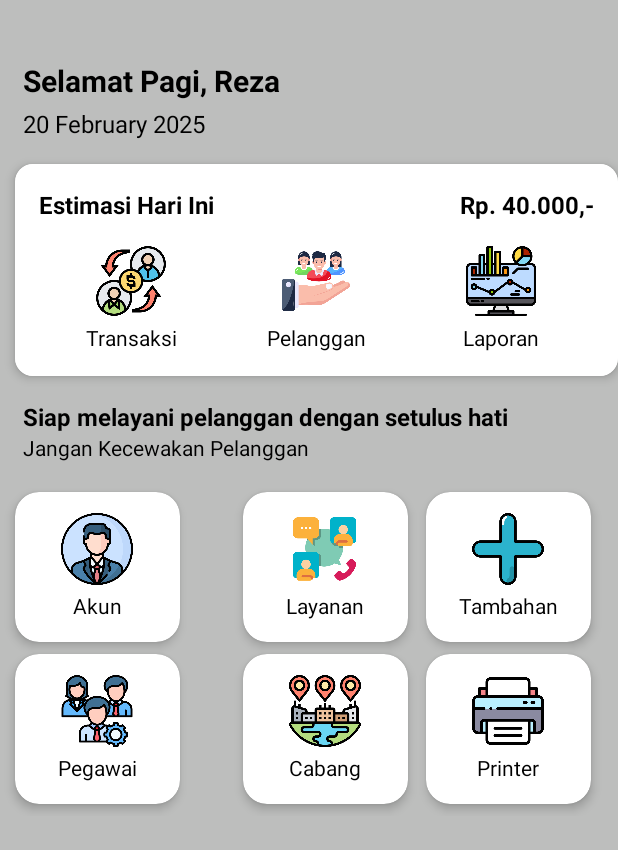
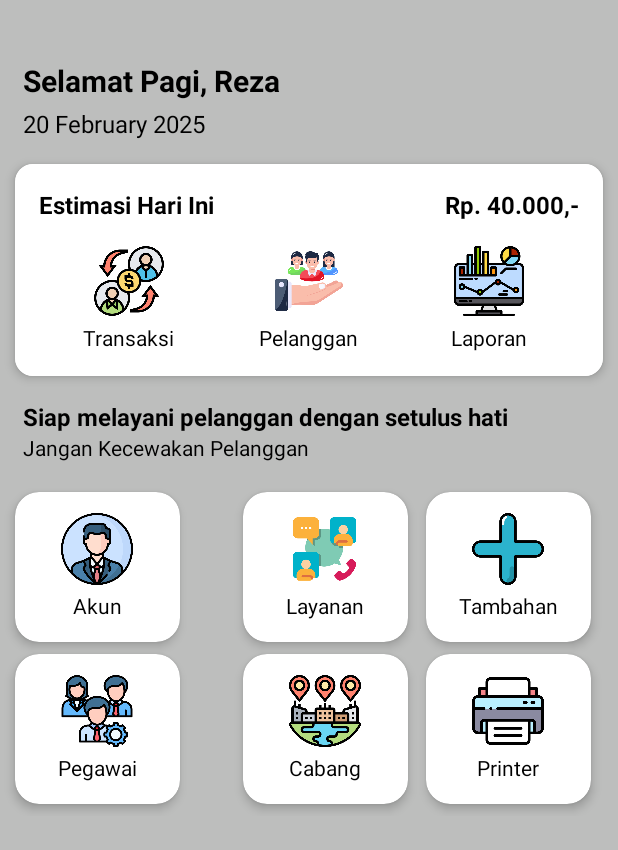
Before and after one commit to ezaa-hub19/Laundry, an Android app: the screen it shows after launch (MainActivity), on a phone screen of 412 x 824 dp. Shown: the top 850 px of the screen. Run offline under Robolectric (Android 15) with nearby library versions, the phone set to English and light mode, and no system bars.

Commit message:
LaundryEzaa

```diff
--- a/app/build.gradle.kts
+++ b/app/build.gradle.kts
@@ -1,6 +1,7 @@
 plugins {
     alias(libs.plugins.android.application)
     alias(libs.plugins.kotlin.android)
+    alias(libs.plugins.google.gms.google.services)
 }
 
 android {
@@ -43,6 +44,7 @@ dependencies {
     implementation(libs.androidx.activity)
     implementation(libs.androidx.constraintlayout)
     implementation(libs.firebase.database.ktx)
+    implementation(libs.firebase.database)
     testImplementation(libs.junit)
     androidTestImplementation(libs.androidx.junit)
     androidTestImplementation(libs.androidx.espresso.core)
--- a/app/src/main/AndroidManifest.xml
+++ b/app/src/main/AndroidManifest.xml
@@ -18,13 +18,13 @@
             android:name="com.ezaa.laundry.pegawai.TambahPegawaiActivity"
             android:exported="false"/>
         <activity
-            android:name=".pegawai.DataPegawaiActivity"
+            android:name="com.ezaa.laundry.pegawai.DataPegawaiActivity"
             android:exported="false"/>
         <activity
-            android:name=".pelanggan.TambahanPelangganActivity"
+            android:name="com.ezaa.laundry.pelanggan.TambahanPelangganActivity"
             android:exported="false"/>
         <activity
-            android:name=".pelanggan.DataPelangganActivity"
+            android:name="com.ezaa.laundry.pelanggan.DataPelangganActivity"
             android:exported="false"/>
         <activity
             android:name="com.ezaa.laundry.MainActivity"
--- a/app/src/main/java/com/ezaa/laundry/MainActivity.kt
+++ b/app/src/main/java/com/ezaa/laundry/MainActivity.kt
@@ -1,8 +1,8 @@
 package com.ezaa.laundry
 
-import android.annotation.SuppressLint
 import android.content.Intent
 import android.os.Bundle
+import android.view.View
 import android.widget.ImageView
 import android.widget.LinearLayout
 import android.widget.TextView
@@ -11,56 +11,69 @@ import androidx.appcompat.app.AppCompatActivity
 import androidx.cardview.widget.CardView
 import androidx.core.view.ViewCompat
 import androidx.core.view.WindowInsetsCompat
+import com.ezaa.laundry.R
 import com.ezaa.laundry.pegawai.DataPegawaiActivity
 import com.ezaa.laundry.pelanggan.DataPelangganActivity
+import java.text.SimpleDateFormat
 import java.time.LocalDate
 import java.time.LocalTime
 import java.time.format.DateTimeFormatter
+import java.util.Calendar
+import java.util.Locale
 
 class MainActivity : AppCompatActivity() {
+    lateinit var Pelanggan: ImageView
+    lateinit var Pegawai: CardView
+
+
     override fun onCreate(savedInstanceState: Bundle?) {
         super.onCreate(savedInstanceState)
         enableEdgeToEdge()
         setContentView(R.layout.activity_main)
-
+        init()
+        tekan()
         ViewCompat.setOnApplyWindowInsetsListener(findViewById(R.id.main)) { v, insets ->
             val systemBars = insets.getInsets(WindowInsetsCompat.Type.systemBars())
             v.setPadding(systemBars.left, systemBars.top, systemBars.right, systemBars.bottom)
             insets
         }
+    }
 
-        val tvDate = findViewById<TextView>(R.id.date_text)
-        tvDate.text = getCurrentDate()
+    fun init() {
+        Pelanggan = findViewById(R.id.Pelanggan)
+        Pegawai = findViewById(R.id.Pegawai)
 
-        val tvGreeting = findViewById<TextView>(R.id.greeting_text)
-        tvGreeting.text = getGreetingMessage()
+    }
 
-        val pelangganMenu = findViewById<ImageView>(R.id.Pelanggan)
-        pelangganMenu.setOnClickListener {
+    fun tekan() {
+        Pelanggan.setOnClickListener {
             val intent = Intent(this, DataPelangganActivity::class.java)
             startActivity(intent)
         }
 
-        val pegawaiMenu = findViewById<CardView>(R.id.Pegawai)
-        pegawaiMenu.setOnClickListener {
+        Pegawai.setOnClickListener {
             val intent = Intent(this, DataPegawaiActivity::class.java)
             startActivity(intent)
         }
-    }
 
-    private fun getGreetingMessage(): String {
-        val currentTime = LocalTime.now()
-        return when {
-            currentTime.hour in 5..10 -> "Selamat Pagi, Reza"
-            currentTime.hour in 11..14 -> "Selamat Siang, Reza"
-            currentTime.hour in 15..18 -> "Selamat Sore, Reza"
+        // Referensi TextView
+        val helloTextView = findViewById<View>(R.id.greeting_text) as TextView
+        val dateTextView = findViewById<View>(R.id.date_text) as TextView
+
+        // Mengatur tanggal hari ini
+        val calendar = Calendar.getInstance()
+        val dateFormat = SimpleDateFormat("dd MMMM yyyy", Locale.getDefault())
+        val currentDate = dateFormat.format(calendar.time)
+        dateTextView.text = currentDate
+
+        // Mengatur pesan berdasarkan waktu
+        val hour = calendar.get(Calendar.HOUR_OF_DAY)
+        val greeting = when {
+            hour in 5..11 -> "Selamat Pagi, Reza"
+            hour in 12..14 -> "Selamat Siang, Reza"
+            hour in 15..17 -> "Selamat Sore, Reza"
             else -> "Selamat Malam, Reza"
         }
-    }
-
-    private fun getCurrentDate(): String {
-        val currentDate = LocalDate.now()
-        val formatter = DateTimeFormatter.ofPattern("dd MMMM yyyy")
-        return currentDate.format(formatter)
+        helloTextView.text = greeting
     }
 }
--- a/app/src/main/res/layout/activity_data_pegawai.xml
+++ b/app/src/main/res/layout/activity_data_pegawai.xml
@@ -5,7 +5,7 @@
     android:id="@+id/data_pegawai"
     android:layout_width="match_parent"
     android:layout_height="match_parent"
-    tools:context=".pegawai.DataPegawaiActivity">
+    tools:context="com.ezaa.laundry.pegawai.DataPegawaiActivity">
 
     <androidx.recyclerview.widget.RecyclerView
         android:id="@+id/rvDATA_PEGAWAI"
--- a/app/src/main/res/layout/activity_main.xml
+++ b/app/src/main/res/layout/activity_main.xml
@@ -45,6 +45,7 @@
         app:layout_constraintTop_toBottomOf="@+id/date_text"
         app:layout_constraintStart_toStartOf="parent"
         android:layout_marginStart="10dp"
+        android:layout_marginEnd="10dp"
         app:layout_constraintEnd_toEndOf="parent">
 
         <androidx.constraintlayout.widget.ConstraintLayout
@@ -120,7 +121,10 @@
                         android:id="@+id/Pelanggan"
                         android:layout_width="48dp"
                         android:layout_height="48dp"
-                        android:src="@drawable/service" />
+                        android:src="@drawable/service"
+                        android:clickable="true"
+                        android:focusable="true"
+                        android:contentDescription="Lihat Data Pelanggan"/>
 
                     <TextView
                         android:layout_width="wrap_content"
--- a/app/src/main/res/layout/activity_tambah_pegawai.xml
+++ b/app/src/main/res/layout/activity_tambah_pegawai.xml
@@ -7,7 +7,7 @@
     android:orientation="vertical"
     android:padding="16dp"
     android:background="@android:color/white"
-    tools:context=".pegawai.TambahPegawaiActivity">
+    tools:context="com.ezaa.laundry.pegawai.TambahPegawaiActivity">
 
     <!-- Title -->
     <TextView
--- a/app/src/main/res/layout/activity_tambahan_pelanggan.xml
+++ b/app/src/main/res/layout/activity_tambahan_pelanggan.xml
@@ -99,7 +99,6 @@
         android:hint="Cabang"
         android:padding="10dp"
         android:layout_marginTop="5dp"
-        android:inputType="phone"
         android:background="@android:drawable/edit_text" />
 
     <!-- Submit Button -->
--- a/app/src/main/res/layout/card_data_pegawai.xml
+++ b/app/src/main/res/layout/card_data_pegawai.xml
@@ -9,7 +9,7 @@
     app:cardCornerRadius="8dp"
     app:cardElevation="4dp"
     android:background="@android:color/white"
-    tools:context=".pegawai.DataPegawaiActivity">
+    tools:context="com.ezaa.laundry.pegawai.DataPegawaiActivity">
 
     <LinearLayout
         android:layout_width="match_parent"
--- a/app/src/main/res/layout/card_data_pelanggan.xml
+++ b/app/src/main/res/layout/card_data_pelanggan.xml
@@ -4,12 +4,12 @@
     android:layout_width="match_parent"
     android:layout_height="wrap_content"
     xmlns:tools="http://schemas.android.com/tools"
-    android:id="@+id/cvPelanggan"
+    android:id="@+id/card_data_pelanggan"
     android:layout_margin="8dp"
     app:cardCornerRadius="8dp"
     app:cardElevation="4dp"
     android:background="@android:color/white"
-    tools:context=".pelanggan.DataPelangganActivity">
+    tools:context="com.ezaa.laundry.pelanggan.DataPelangganActivity">
 
     <LinearLayout
         android:layout_width="match_parent"
--- a/build.gradle.kts
+++ b/build.gradle.kts
@@ -2,4 +2,5 @@
 plugins {
     alias(libs.plugins.android.application) apply false
     alias(libs.plugins.kotlin.android) apply false
+    alias(libs.plugins.google.gms.google.services) apply false
 }
--- a/gradle/libs.versions.toml
+++ b/gradle/libs.versions.toml
@@ -10,6 +10,8 @@ material = "1.10.0"
 activity = "1.8.0"
 constraintlayout = "2.1.4"
 firebaseDatabaseKtx = "21.0.0"
+googleGmsGoogleServices = "4.4.2"
+firebaseDatabase = "21.0.0"
 
 [libraries]
 androidx-core-ktx = { group = "androidx.core", name = "core-ktx", version.ref = "coreKtx" }
@@ -21,7 +23,9 @@ material = { group = "com.google.android.material", name = "material", version.r
 androidx-activity = { group = "androidx.activity", name = "activity", version.ref = "activity" }
 androidx-constraintlayout = { group = "androidx.constraintlayout", name = "constraintlayout", version.ref = "constraintlayout" }
 firebase-database-ktx = { group = "com.google.firebase", name = "firebase-database-ktx", version.ref = "firebaseDatabaseKtx" }
+firebase-database = { group = "com.google.firebase", name = "firebase-database", version.ref = "firebaseDatabase" }
 
 [plugins]
 android-application = { id = "com.android.application", version.ref = "agp" }
 kotlin-android = { id = "org.jetbrains.kotlin.android", version.ref = "kotlin" }
+google-gms-google-services = { id = "com.google.gms.google-services", version.ref = "googleGmsGoogleServices" }
```
Also changed, not shown: app/src/main/java/com/ezaa/laundry/adapter/adapter_data_pelanggan.kt (+17 -15 lines), app/src/main/java/com/ezaa/laundry/pelanggan/DataPelangganActivity.kt (+9 -9 lines), app/src/main/java/com/ezaa/laundry/pelanggan/TambahanPelangganActivity.kt (+24 -25 lines), app/src/main/res/layout/activity_data_pelanggan.xml (+9 -10 lines).
